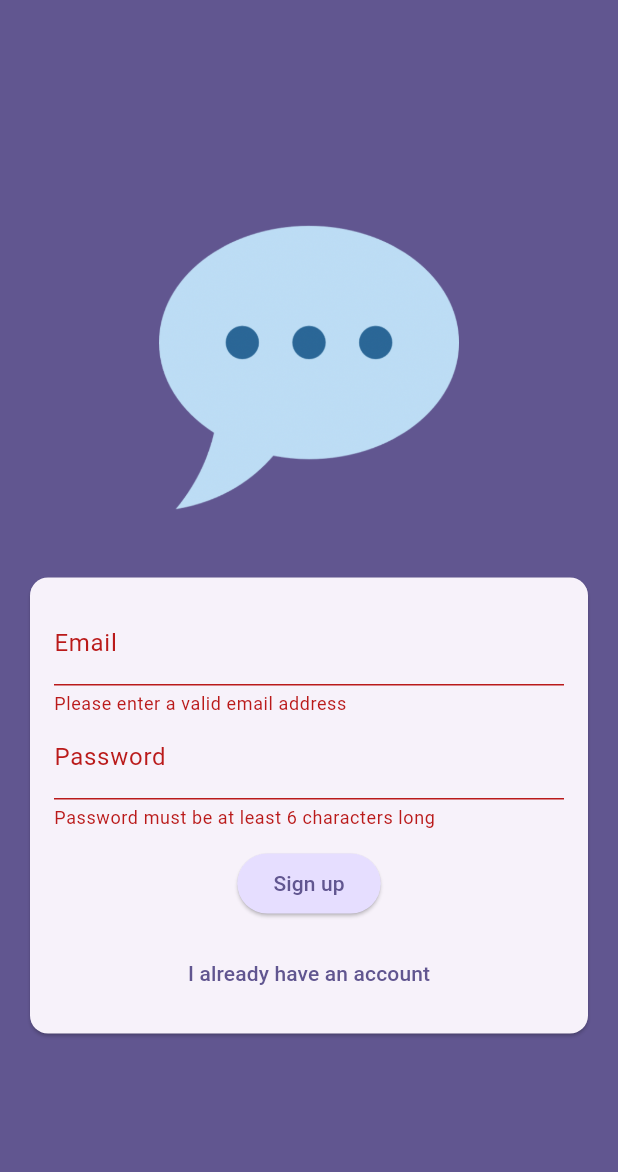
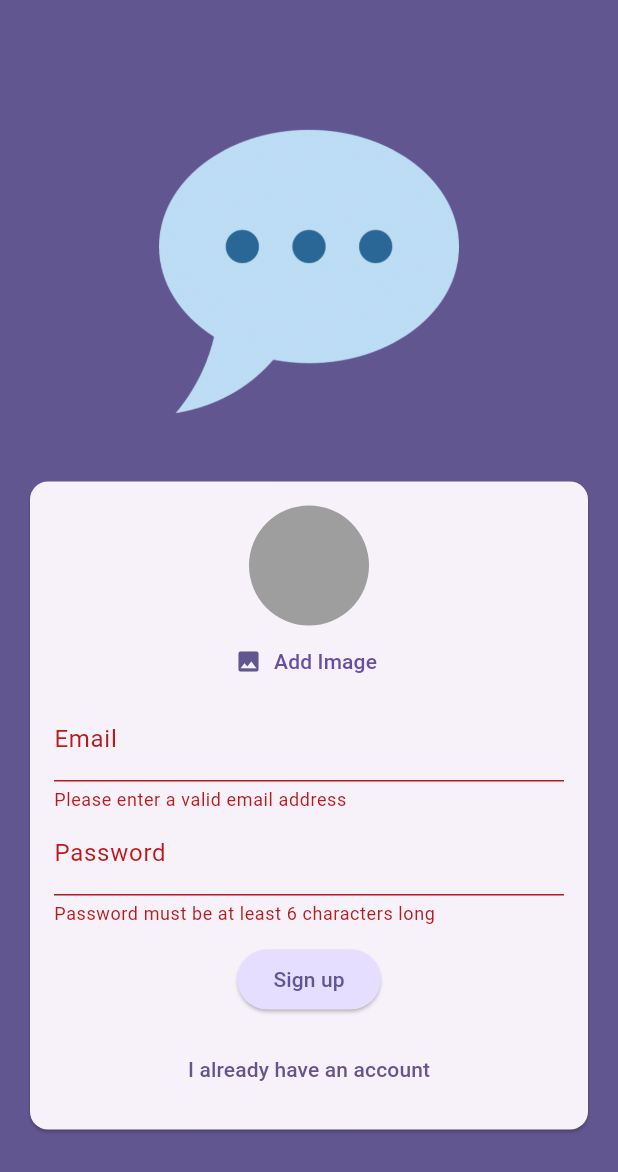
Before and after one commit to BigSteveAbdulmex/Chat-App, a Flutter app: the screen it shows after launch, after a tap on "Login", after a tap on "Create an account", on a phone screen of 412 x 824 dp. Shown: the top 1172 px of the screen. Run offline on Flutter 3.47's test engine with Material 3 defaults, Android fonts, the phone set to English and light mode, and no system bars; our stand-ins replace firebase_auth, firebase_core; accounts and stored records are empty; statements that could not run were skipped.

Commit message:
Added the image picker widget to the auth screen

```diff
--- a/lib/screens/auth.dart
+++ b/lib/screens/auth.dart
@@ -1,3 +1,4 @@
+import 'package:chat_app/widgets/user_image_picker.dart';
 import 'package:flutter/material.dart';
 
 import 'package:firebase_auth/firebase_auth.dart';
@@ -83,6 +84,7 @@ class _AuthScreenState extends State<AuthScreen> {
                       child: Column(
                         mainAxisSize: MainAxisSize.min,
                         children: [
+                          if (!_isLogin) UserImagePicker(),
                           // Email input field
                           TextFormField(
                             decoration: const InputDecoration(
```
